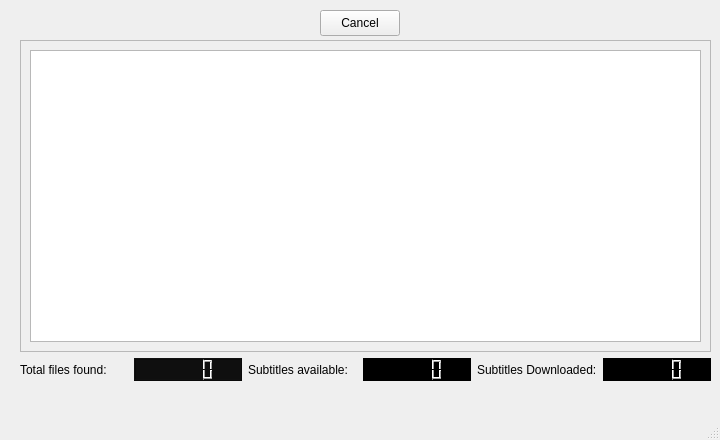
Old version of the form src/mainwindow.ui in the repository moxz/pysubd.
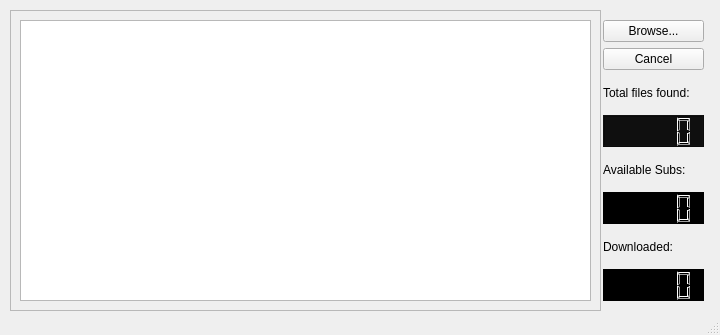
New version of the form.

Commit message: Added a Browse button. Major overhaul of the UI and some major bug fixes. Also updated README.

Diff of the .ui file:
```diff
--- a/src/mainwindow.ui
+++ b/src/mainwindow.ui
@@ -7,7 +7,7 @@
     <x>0</x>
     <y>0</y>
     <width>720</width>
-    <height>440</height>
+    <height>335</height>
    </rect>
   </property>
   <property name="sizePolicy">
@@ -19,13 +19,13 @@
   <property name="minimumSize">
    <size>
     <width>720</width>
-    <height>440</height>
+    <height>335</height>
    </size>
   </property>
   <property name="maximumSize">
    <size>
     <width>720</width>
-    <height>440</height>
+    <height>335</height>
    </size>
   </property>
   <property name="acceptDrops">
@@ -38,31 +38,15 @@
    <property name="acceptDrops">
     <bool>true</bool>
    </property>
-   <widget class="QPushButton" name="cancelButton">
-    <property name="geometry">
-     <rect>
-      <x>320</x>
-      <y>10</y>
-      <width>80</width>
-      <height>26</height>
-     </rect>
-    </property>
-    <property name="text">
-     <string>Cancel</string>
-    </property>
-   </widget>
-   <widget class="QWidget" name="">
-    <property name="geometry">
-     <rect>
-      <x>20</x>
-      <y>40</y>
-      <width>691</width>
-      <height>341</height>
-     </rect>
-    </property>
-    <layout class="QVBoxLayout" name="verticalLayout">
-     <item>
       <widget class="QScrollArea" name="scrollArea">
+    <property name="geometry">
+     <rect>
+      <x>10</x>
+      <y>10</y>
+      <width>591</width>
+      <height>301</height>
+     </rect>
+    </property>
        <property name="acceptDrops">
         <bool>true</bool>
        </property>
@@ -74,8 +58,8 @@
          <rect>
           <x>0</x>
           <y>0</y>
-          <width>685</width>
-          <height>304</height>
+       <width>587</width>
+       <height>297</height>
          </rect>
         </property>
         <layout class="QVBoxLayout" name="verticalLayout_2">
@@ -98,9 +82,30 @@
         </layout>
        </widget>
       </widget>
+   <widget class="QWidget" name="">
+    <property name="geometry">
+     <rect>
+      <x>603</x>
+      <y>20</y>
+      <width>101</width>
+      <height>281</height>
+     </rect>
+    </property>
+    <layout class="QVBoxLayout" name="verticalLayout">
+     <item>
+      <widget class="QPushButton" name="browseButton">
+       <property name="text">
+        <string>Browse...</string>
+       </property>
+      </widget>
      </item>
      <item>
-      <layout class="QHBoxLayout" name="horizontalLayout_2">
+      <widget class="QPushButton" name="cancelButton">
+       <property name="text">
+        <string>Cancel</string>
+       </property>
+      </widget>
+     </item>
        <item>
         <widget class="QLabel" name="label">
          <property name="text">
@@ -121,7 +126,7 @@
        <item>
         <widget class="QLabel" name="label_2">
          <property name="text">
-          <string>Subtitles available:</string>
+        <string>Available Subs:</string>
          </property>
         </widget>
        </item>
@@ -138,7 +143,7 @@
        <item>
         <widget class="QLabel" name="label_3">
          <property name="text">
-          <string>Subtitles Downloaded:</string>
+        <string>Downloaded:</string>
          </property>
         </widget>
        </item>
@@ -154,8 +159,6 @@
           <number>5</number>
          </property>
         </widget>
-       </item>
-      </layout>
      </item>
     </layout>
    </widget>
```
Lines whose indentation alone changed are shown as unchanged. The commit also changes 4 other files.
